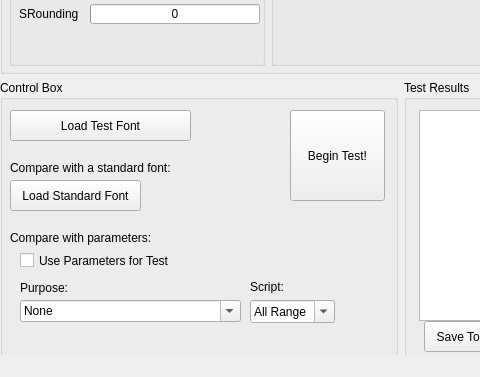
ankur-india/FontCompare, file ui/fontCompare.ui: the form before one commit; both pictures show x 0 to 480 and y 223 to 600 of the 801 by 600 pixel window.
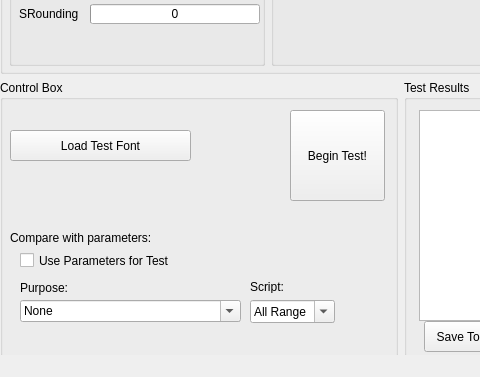
The form after the commit.

Commit message: removed unrequired buttons from ui.

```diff
--- a/ui/fontCompare.ui
+++ b/ui/fontCompare.ui
@@ -450,7 +450,7 @@
           <property name="geometry">
            <rect>
             <x>10</x>
-            <y>30</y>
+            <y>50</y>
             <width>181</width>
             <height>31</height>
            </rect>
@@ -459,19 +459,6 @@
            <string>Load Test Font</string>
           </property>
          </widget>
-         <widget class="QPushButton" name="loadStandardpushButton">
-          <property name="geometry">
-           <rect>
-            <x>10</x>
-            <y>100</y>
-            <width>131</width>
-            <height>31</height>
-           </rect>
-          </property>
-          <property name="text">
-           <string>Load Standard Font</string>
-          </property>
-         </widget>
          <widget class="QLabel" name="label_2">
           <property name="geometry">
            <rect>
@@ -485,19 +472,6 @@
            <string>Script:</string>
           </property>
          </widget>
-         <widget class="QLabel" name="label">
-          <property name="geometry">
-           <rect>
-            <x>10</x>
-            <y>80</y>
-            <width>201</width>
-            <height>16</height>
-           </rect>
-          </property>
-          <property name="text">
-           <string>Compare with a standard font:</string>
-          </property>
-         </widget>
          <widget class="QLabel" name="label_3">
           <property name="geometry">
            <rect>
```
The commit also changes 2 other files.
